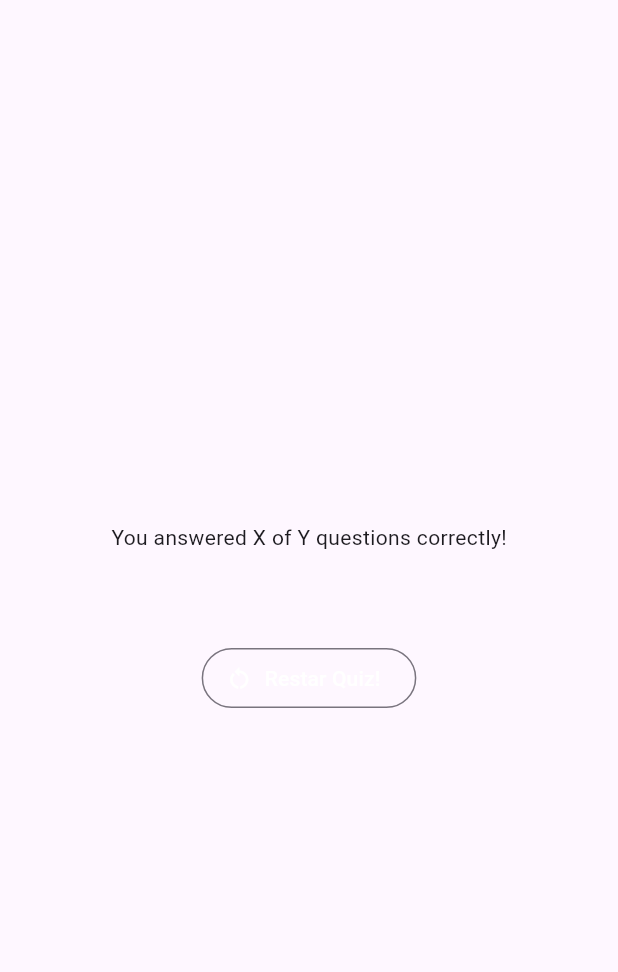
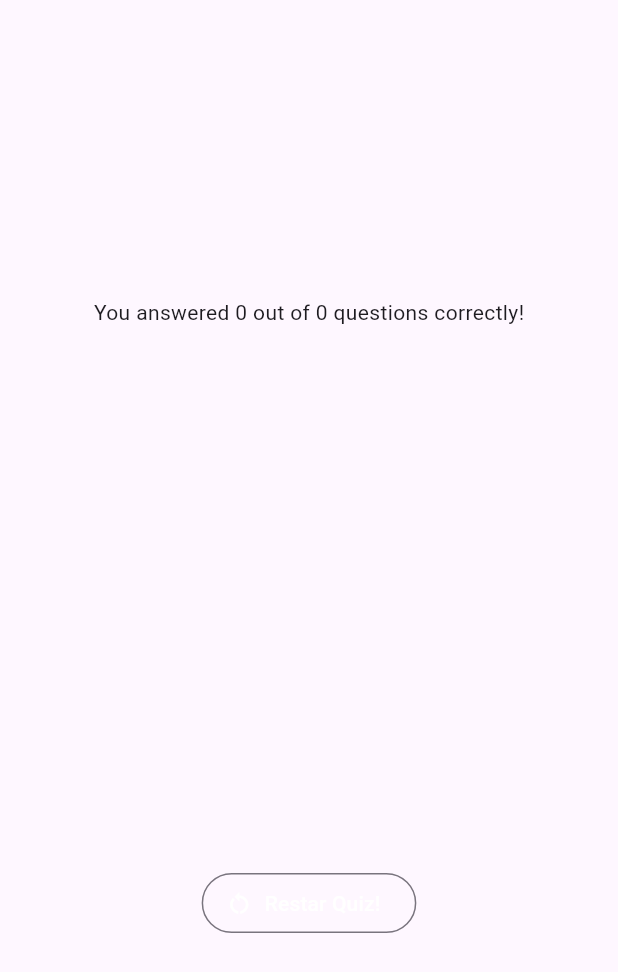
Before and after one commit to Userjprs/django_flutter_2, a Flutter app: the ResultsScreen widget shown alone on an empty page, opened directly with empty values, on a phone screen of 412 x 824 dp. Shown: the top 972 px of the screen. Run offline on Flutter 3.47's test engine with Material 3 defaults, Android fonts, the phone set to English and light mode, and no system bars.

Commit message:
proyecto de IV curso

```diff
--- a/lib/components/questions_summary.dart
+++ b/lib/components/questions_summary.dart
@@ -7,15 +7,33 @@ class QuestionSummary extends StatelessWidget {
 
   @override
   Widget build(BuildContext context) {
-    return Column(
+    return SizedBox(
+      height: 300,
+      child: SingleChildScrollView(
+        child: Column(
           children:
               summaryData.map((data) {
                 return Row(
                   children: [
                     Text(((data['questions_index'] as int) + 1).toString()),
+                    // Text(((data['questions_index'] as int)).toString()),
+                    const SizedBox(width: 15),
+                    Expanded(
+                      child: Column(
+                        children: [
+                          Text(data['question'] as String),
+                          const SizedBox(height: 5),
+                          Text(data['user_answer'] as String),
+                          const SizedBox(height: 5),
+                          Text(data['correct_answer'] as String),
+                        ],
+                      ),
+                    ),
                   ],
                 );
               }).toList(),
+        ),
+      ),
     );
   }
 }
--- a/lib/data/quizitem_service.dart
+++ b/lib/data/quizitem_service.dart
@@ -3,6 +3,8 @@ import 'dart:convert';
 import 'package:http/http.dart' as http;
 import '../models/quiz_item.dart';
 
+// define un servicio que se conecta a un servidor web para obtnener una lista
+// de quizzes desde una API .
 class QuizitemService {
   static Future<List<QuizItem>> obtenerQuizzes() async {
     try {
--- a/lib/models/quiz_question.dart
+++ b/lib/models/quiz_question.dart
@@ -17,6 +17,12 @@ class QuizQuestion {
   });
 
   factory QuizQuestion.fromJson(Map<String, dynamic> json) {
+    // print('ID: ${json['id']}');
+    // print('Texto: ${json['question_text']}');
+    // print('Respuesta correcta: ${json['correct_answer']}');
+    // print('Tipo: ${json['question_type']}');
+    // print('Opciones: ${json['options']}');
+    // print('Quiz ID: ${json['quiz']}');
     return QuizQuestion(
       id: json['id'],
       questionText: json['question_text'],
--- a/lib/screens/results_screen.dart
+++ b/lib/screens/results_screen.dart
@@ -23,18 +23,36 @@ class ResultsScreen extends StatelessWidget {
         'correct_answer': questions[i].correctAnswer,
         'user_answer': chosenAnswers[i],
       });
+
+      print('Pregunta #${i + 1}');
+      print('Texto: ${questions[i].questionText}');
+      print('Correcta: ${questions[i].correctAnswer}');
+      print('Elegida: ${chosenAnswers[i]}');
     }
     return summary;
   }
 
+  // return summary;
+
   @override
   Widget build(BuildContext context) {
+    // devolver numero total de preguntas y num de preguntas correctas
+    final numTotalQuestions = questions.length;
+    final numCorrectQuestions =
+        getSummaryData().where((data) {
+          return data['user_answer'] == data['correct_answer'];
+        }).length;
+
     return SizedBox(
       width: double.infinity,
+      child: Container(
+        margin: const EdgeInsets.all(40),
         child: Column(
           mainAxisAlignment: MainAxisAlignment.center,
           children: [
-          const Text('You answered X of Y questions correctly!'),
+            Text(
+              'You answered $numCorrectQuestions out of $numTotalQuestions questions correctly!',
+            ),
             const SizedBox(height: 30),
             // const Text('List of answers and questions'),
             QuestionSummary(getSummaryData()),
@@ -47,6 +65,7 @@ class ResultsScreen extends StatelessWidget {
             ),
           ],
         ),
+      ),
     );
   }
 }
--- a/lib/screens/start_screen.dart
+++ b/lib/screens/start_screen.dart
@@ -16,7 +16,8 @@ class StartScreen extends StatelessWidget {
           Image.asset('assets/images/quiz-logo.png', width: 300),
           const SizedBox(height: 80),
           const Text(
-            'Learn Flutter the fun way!',
+            // 'Learn Flutter the fun way!',
+            'Learn amazing facts the fun way!',
             style: TextStyle(fontSize: 24, color: Colors.white),
           ),
           // Text('Start Screen'),
```
Also changed, not shown: lib/quiz.dart (+4 -3 lines), 1 other file. Lines whose indentation alone changed are shown as unchanged.
